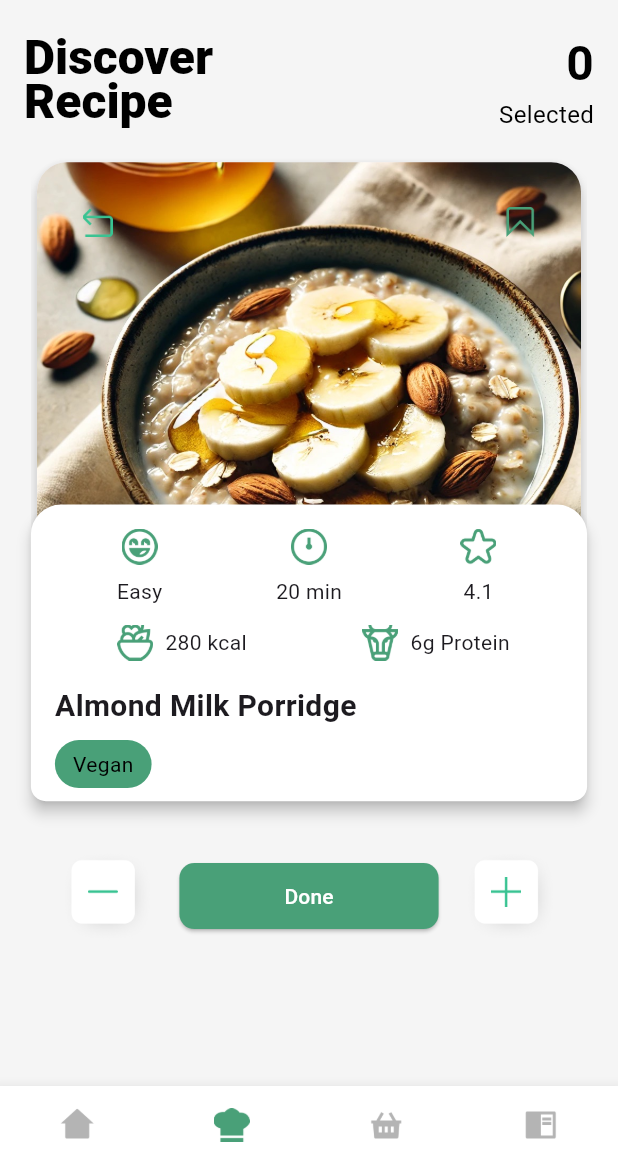
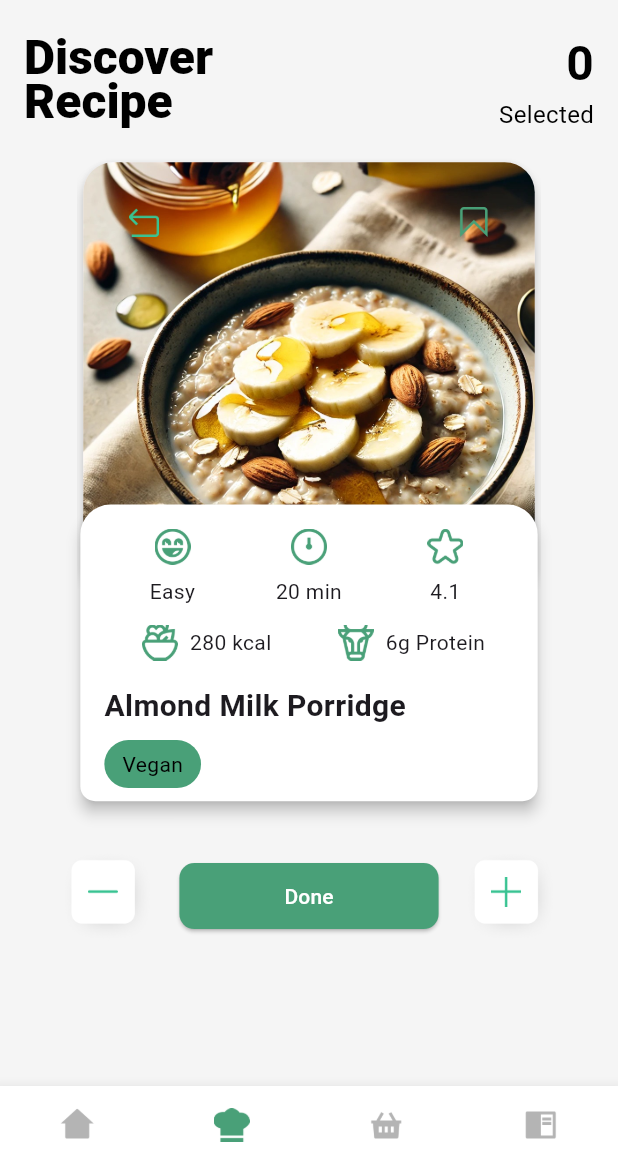
Before and after one commit to aadityayadav17/binarybandits, a Flutter app: the RecipeOverviewScreen screen opened directly, after a tap on an icon or button, on a phone screen of 412 x 824 dp, the part 63-1236 px from its top. Run offline on Flutter 3.47's test engine with Material 3 defaults, Android fonts, the phone set to English and light mode, and no system bars; our stand-ins replace country_code_picker, dropdown_button2, firebase_core, google_fonts; accounts and stored records are empty.

Commit message:
Recipe Selection (47/n) - Reduce the Width of Recipe Card

```diff
--- a/lib/screens/recipe_selection_screen/widgets/recipe_card_components.dart
+++ b/lib/screens/recipe_selection_screen/widgets/recipe_card_components.dart
@@ -25,7 +25,7 @@ class RecipeImageCard extends StatelessWidget {
       alignment: Alignment.center,
       children: [
         SizedBox(
-          width: screenWidth * 0.9,
+          width: screenWidth * 0.75,
           child: Card(
             elevation: 4,
             shape: RoundedRectangleBorder(
--- a/lib/screens/recipe_selection_screen/widgets/recipe_information_card.dart
+++ b/lib/screens/recipe_selection_screen/widgets/recipe_information_card.dart
@@ -43,7 +43,7 @@ class _RecipeInformationCardState extends State<RecipeInformationCard> {
         height: widget.cardHeight,
         child: Card(
           margin: EdgeInsets.symmetric(
-              horizontal: MediaQuery.of(context).size.width * 0.05),
+              horizontal: MediaQuery.of(context).size.width * 0.13),
           color: Colors.white,
           elevation: 4,
           shape: const RoundedRectangleBorder(
@@ -62,37 +62,9 @@ class _RecipeInformationCardState extends State<RecipeInformationCard> {
               child: Column(
                 crossAxisAlignment: CrossAxisAlignment.start,
                 children: [
-                  Row(
-                    mainAxisAlignment: MainAxisAlignment.spaceBetween,
-                    children: [
-                      Expanded(
-                          child: _buildIconText(
-                              'assets/icons/screens/recipe_selection_screen/cooking-difficulty-${widget.recipe.difficulty.toLowerCase()}.png',
-                              capitalizeFirstLetter(widget.recipe.difficulty))),
-                      Expanded(
-                          child: _buildIconText(
-                              'assets/icons/screens/recipe_selection_screen/time-clock.png',
-                              '${widget.recipe.totalTime} min')),
-                      Expanded(
-                          child: _buildIconText(
-                              'assets/icons/screens/recipe_selection_screen/rating.png',
-                              '${widget.recipe.rating}')),
-                    ],
-                  ),
+                  _buildInfoRow(),
                   const SizedBox(height: 12),
-                  Row(
-                    mainAxisAlignment: MainAxisAlignment.spaceEvenly,
-                    children: [
-                      Expanded(
-                          child: _buildIconTextSideBySide(
-                              'assets/icons/screens/recipe_selection_screen/calories.png',
-                              '${widget.recipe.energyKcal} kcal')),
-                      Expanded(
-                          child: _buildIconTextSideBySide(
-                              'assets/icons/screens/recipe_selection_screen/protein.png',
-                              '${widget.recipe.protein}g Protein')),
-                    ],
-                  ),
+                  _buildNutritionRow(),
                   const SizedBox(height: 16),
                   Text(
                     widget.recipe.name,
@@ -118,6 +90,78 @@ class _RecipeInformationCardState extends State<RecipeInformationCard> {
           ),
         ),
       ),
+    );
+  }
+
+  Widget _buildInfoRow() {
+    return Row(
+      mainAxisAlignment: MainAxisAlignment.spaceEvenly,
+      children: [
+        Expanded(
+            child: _buildIconText(
+                'assets/icons/screens/recipe_selection_screen/cooking-difficulty-${widget.recipe.difficulty.toLowerCase()}.png',
+                capitalizeFirstLetter(widget.recipe.difficulty))),
+        Expanded(
+            child: _buildIconText(
+                'assets/icons/screens/recipe_selection_screen/time-clock.png',
+                '${widget.recipe.totalTime} min')),
+        Expanded(
+            child: _buildIconText(
+                'assets/icons/screens/recipe_selection_screen/rating.png',
+                '${widget.recipe.rating}')),
+      ],
+    );
+  }
+
+  Widget _buildNutritionRow() {
+    return Row(
+      mainAxisAlignment: MainAxisAlignment.spaceEvenly,
+      children: [
+        Expanded(
+          child: _buildIconTextSideBySide(
+            'assets/icons/screens/recipe_selection_screen/calories.png',
+            '${widget.recipe.energyKcal} kcal',
+          ),
+        ),
+        Expanded(
+          child: _buildIconTextSideBySide(
+            'assets/icons/screens/recipe_selection_screen/protein.png',
+            '${widget.recipe.protein}g Protein',
+          ),
+        ),
+      ],
+    );
+  }
+
+  Widget _buildIconText(String iconPath, String text) {
+    return Column(
+      children: [
+        Image.asset(iconPath, width: 24, height: 24),
+        const SizedBox(height: 8),
+        Text(
+          text,
+          style: const TextStyle(fontSize: 14),
+          textAlign: TextAlign.center,
+          overflow: TextOverflow.ellipsis,
+        ),
+      ],
+    );
+  }
+
+  Widget _buildIconTextSideBySide(String iconPath, String text) {
+    return Row(
+      mainAxisAlignment: MainAxisAlignment.center,
+      children: [
+        Image.asset(iconPath, width: 24, height: 24),
+        const SizedBox(width: 8),
+        Flexible(
+          child: Text(
+            text,
+            style: const TextStyle(fontSize: 14),
+            overflow: TextOverflow.ellipsis,
+          ),
+        ),
+      ],
     );
   }
 
@@ -221,27 +265,6 @@ class _RecipeInformationCardState extends State<RecipeInformationCard> {
     );
   }
 
-  Widget _buildIconText(String iconPath, String text) {
-    return Column(
-      children: [
-        Image.asset(iconPath, width: 24, height: 24),
-        const SizedBox(height: 8),
-        Text(text, style: const TextStyle(fontSize: 14)),
-      ],
-    );
-  }
-
-  Widget _buildIconTextSideBySide(String iconPath, String text) {
-    return Row(
-      mainAxisAlignment: MainAxisAlignment.center,
-      children: [
-        Image.asset(iconPath, width: 24, height: 24),
-        const SizedBox(width: 8),
-        Text(text, style: const TextStyle(fontSize: 14)),
-      ],
-    );
-  }
-
   List<Widget> _buildTags(Recipe recipe) {
     List<Widget> tags = [];
     if (recipe.classification != null && recipe.classification!.isNotEmpty) {
```
